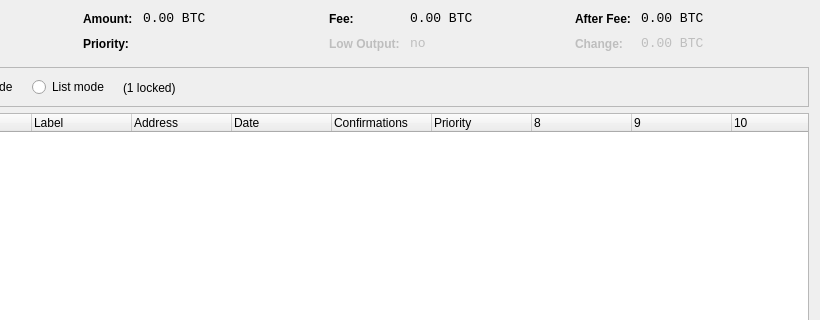
Qt form src/qt/forms/coincontroldialog.ui (GlobalBoost/GlobalBoost-BST) before a commit; both pictures show x 180 to 1000 and y 0 to 320 of the 1000 by 500 pixel window.
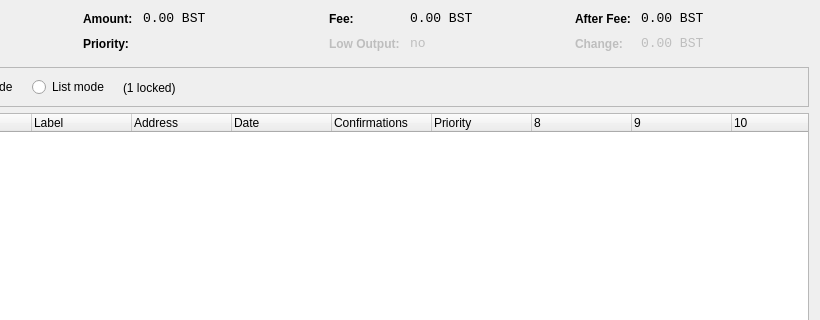
The same form after that commit. Custom widgets are drawn as their Qt base class.

Patch:
```diff
--- a/src/qt/forms/coincontroldialog.ui
+++ b/src/qt/forms/coincontroldialog.ui
@@ -141,7 +141,7 @@
           <enum>Qt::ActionsContextMenu</enum>
          </property>
          <property name="text">
-          <string notr="true">0.00 BTC</string>
+          <string notr="true">0.00 BST</string>
          </property>
          <property name="textInteractionFlags">
           <set>Qt::LinksAccessibleByMouse|Qt::TextSelectableByKeyboard|Qt::TextSelectableByMouse</set>
@@ -221,7 +221,7 @@
           <enum>Qt::ActionsContextMenu</enum>
          </property>
          <property name="text">
-          <string notr="true">0.00 BTC</string>
+          <string notr="true">0.00 BST</string>
          </property>
          <property name="textInteractionFlags">
           <set>Qt::LinksAccessibleByMouse|Qt::TextSelectableByKeyboard|Qt::TextSelectableByMouse</set>
@@ -307,7 +307,7 @@
           <enum>Qt::ActionsContextMenu</enum>
          </property>
          <property name="text">
-          <string notr="true">0.00 BTC</string>
+          <string notr="true">0.00 BST</string>
          </property>
          <property name="textInteractionFlags">
           <set>Qt::LinksAccessibleByMouse|Qt::TextSelectableByKeyboard|Qt::TextSelectableByMouse</set>
@@ -345,7 +345,7 @@
           <enum>Qt::ActionsContextMenu</enum>
          </property>
          <property name="text">
-          <string notr="true">0.00 BTC</string>
+          <string notr="true">0.00 BST</string>
          </property>
          <property name="textInteractionFlags">
           <set>Qt::LinksAccessibleByMouse|Qt::TextSelectableByKeyboard|Qt::TextSelectableByMouse</set>
```
